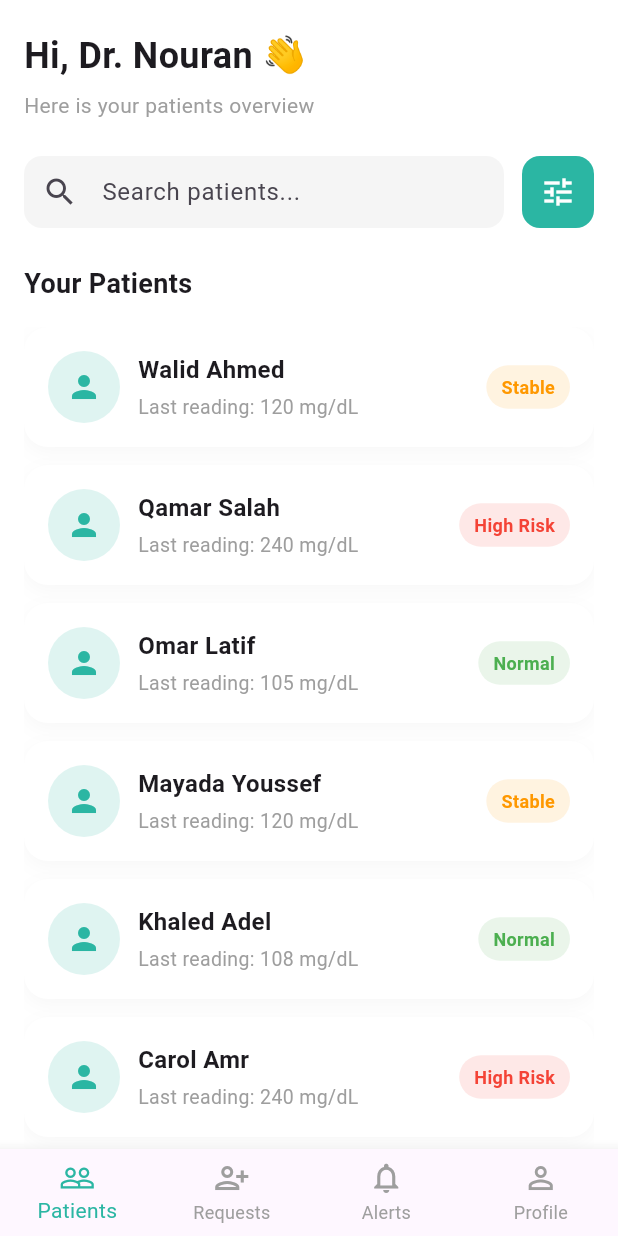
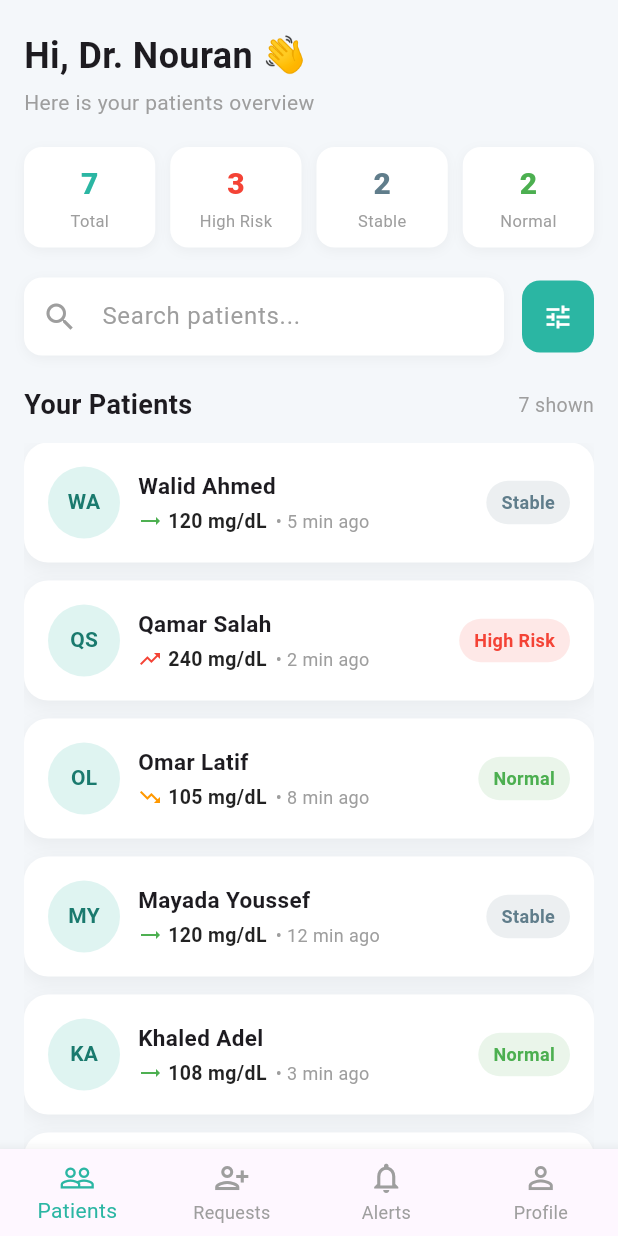
Before and after one commit to Nouran246/Glucora-Mobile-App, a Flutter app: the screen it shows after launch, on a phone screen of 412 x 824 dp. Run offline on Flutter 3.47's test engine with Material 3 defaults, Android fonts, the phone set to English and light mode, and no system bars.

Commit message:
refining dr homescreen

```diff
--- a/lib/features/doctor/screens/doctor_patients_screen.dart
+++ b/lib/features/doctor/screens/doctor_patients_screen.dart
@@ -1,11 +1,81 @@
 import 'package:flutter/material.dart';
 import 'patient_details_screen.dart';
-class DoctorPatientsScreen extends StatelessWidget {
+
+// ─── DATA MODEL ──────────────────────────────────────────────────────────────
+
+class _Patient {
+  final String name;
+  final String status;
+  final int glucoseValue;
+  final String lastReadingTime;
+  final String trend; // 'up', 'down', 'stable'
+
+  const _Patient({
+    required this.name,
+    required this.status,
+    required this.glucoseValue,
+    required this.lastReadingTime,
+    required this.trend,
+  });
+
+  String get lastReading => '$glucoseValue mg/dL';
+
+  String get initials {
+    final parts = name.trim().split(' ');
+    if (parts.length >= 2) {
+      return '${parts[0][0]}${parts[1][0]}'.toUpperCase();
+    }
+    return parts[0][0].toUpperCase();
+  }
+}
+
+// ─── SCREEN ──────────────────────────────────────────────────────────────────
+
+class DoctorPatientsScreen extends StatefulWidget {
   const DoctorPatientsScreen({super.key});
+
+  @override
+  State<DoctorPatientsScreen> createState() => _DoctorPatientsScreenState();
+}
+
+class _DoctorPatientsScreenState extends State<DoctorPatientsScreen> {
+  final TextEditingController _searchController = TextEditingController();
+  String _query = '';
+
+  final List<_Patient> _allPatients = const [
+    _Patient(name: 'Walid Ahmed',    status: 'Stable',    glucoseValue: 120, lastReadingTime: '5 min ago',  trend: 'stable'),
+    _Patient(name: 'Qamar Salah',    status: 'High Risk', glucoseValue: 240, lastReadingTime: '2 min ago',  trend: 'up'),
+    _Patient(name: 'Omar Latif',     status: 'Normal',    glucoseValue: 105, lastReadingTime: '8 min ago',  trend: 'down'),
+    _Patient(name: 'Mayada Youssef', status: 'Stable',    glucoseValue: 120, lastReadingTime: '12 min ago', trend: 'stable'),
+    _Patient(name: 'Khaled Adel',    status: 'Normal',    glucoseValue: 108, lastReadingTime: '3 min ago',  trend: 'stable'),
+    _Patient(name: 'Carol Amr',      status: 'High Risk', glucoseValue: 240, lastReadingTime: '1 min ago',  trend: 'up'),
+    _Patient(name: 'Rana Fathy',     status: 'High Risk', glucoseValue: 240, lastReadingTime: '7 min ago',  trend: 'up'),
+  ];
+
+  List<_Patient> get _filtered {
+    if (_query.isEmpty) return _allPatients;
+    return _allPatients
+        .where((p) => p.name.toLowerCase().contains(_query.toLowerCase()))
+        .toList();
+  }
+
+  int get _highRiskCount =>
+      _allPatients.where((p) => p.status == 'High Risk').length;
+  int get _stableCount =>
+      _allPatients.where((p) => p.status == 'Stable').length;
+  int get _normalCount =>
+      _allPatients.where((p) => p.status == 'Normal').length;
+
+  @override
+  void dispose() {
+    _searchController.dispose();
+    super.dispose();
+  }
 
   @override
   Widget build(BuildContext context) {
     return Scaffold(
+      backgroundColor: const Color(0xFFF4F7FA),
       body: SafeArea(
         child: Padding(
           padding: const EdgeInsets.symmetric(horizontal: 16),
@@ -14,118 +84,60 @@ class DoctorPatientsScreen extends StatelessWidget {
             children: [
               const SizedBox(height: 20),
 
-              // 🔹 Greeting
+              // Greeting
               const Text(
                 'Hi, Dr. Nouran 👋',
-                style: TextStyle(
-                  fontSize: 24,
-                  fontWeight: FontWeight.bold,
+                style: TextStyle(fontSize: 24, fontWeight: FontWeight.bold),
               ),
+              const SizedBox(height: 4),
+              const Text(
+                'Here is your patients overview',
+                style: TextStyle(fontSize: 14, color: Colors.grey),
               ),
 
-              const SizedBox(height: 6),
+              const SizedBox(height: 20),
 
+              // Summary stats row
+              _buildSummaryRow(),
+
+              const SizedBox(height: 20),
+
+              // Search + Filter
+              _buildSearchBar(),
+
+              const SizedBox(height: 20),
+
+              // List header
+              Row(
+                mainAxisAlignment: MainAxisAlignment.spaceBetween,
+                children: [
                   const Text(
-                'Here is your patients overview',
-                style: TextStyle(
-                  fontSize: 14,
-                  color: Colors.grey,
+                    'Your Patients',
+                    style: TextStyle(fontSize: 18, fontWeight: FontWeight.bold),
                   ),
-              ),
-
-              const SizedBox(height: 24),
-
-              // 🔹 Search + Filter Row
-              Row(
-                children: [
-                  // Search bar
-                  Expanded(
-                    child: Container(
-                      padding: const EdgeInsets.symmetric(horizontal: 12),
-                      decoration: BoxDecoration(
-                        color: Colors.grey.shade100,
-                        borderRadius: BorderRadius.circular(12),
-                      ),
-                      child: const TextField(
-                        decoration: InputDecoration(
-                          icon: Icon(Icons.search),
-                          hintText: 'Search patients...',
-                          border: InputBorder.none,
-                        ),
-                      ),
-                    ),
-                  ),
-
-                  const SizedBox(width: 12),
-
-                  // Filter button
-                  Container(
-                    padding: const EdgeInsets.all(12),
-                    decoration: BoxDecoration(
-                      color: const Color(0xFF2BB6A3),
-                      borderRadius: BorderRadius.circular(12),
-                    ),
-                    child: const Icon(
-                      Icons.tune,
-                      color: Colors.white,
-                    ),
+                  Text(
+                    '${_filtered.length} shown',
+                    style: const TextStyle(fontSize: 13, color: Colors.grey),
                   ),
                 ],
               ),
 
-              const SizedBox(height: 24),
+              const SizedBox(height: 12),
 
-              // 🔹 Patients list title
-              const Text(
-                'Your Patients',
-                style: TextStyle(
-                  fontSize: 18,
-                  fontWeight: FontWeight.bold,
+              // Patients list
+              Expanded(
+                child: _filtered.isEmpty
+                    ? const Center(
+                        child: Text(
+                          'No patients found.',
+                          style: TextStyle(color: Colors.grey),
                         ),
-              ),
-
-              const SizedBox(height: 16),
-
-              // 🔹 Mock patients list
-              Expanded(
-                child: ListView(
-                  children: const [
-                    _PatientCard(
-                      name: 'Walid Ahmed',
-                      status: 'Stable',
-                      lastReading: '120 mg/dL',
-                    ),
-                    _PatientCard(
-                      name: 'Qamar Salah',
-                      status: 'High Risk',
-                      lastReading: '240 mg/dL',
-                    ),
-                    _PatientCard(
-                      name: 'Omar Latif',
-                      status: 'Normal',
-                      lastReading: '105 mg/dL',
-                    ),
-                                        _PatientCard(
-                      name: 'Mayada Youssef',
-                      status: 'Stable',
-                      lastReading: '120 mg/dL',
-                    ),
-                                        _PatientCard(
-                      name: 'Khaled Adel',
-                      status: 'Normal',
-                      lastReading: '108 mg/dL',
-                    ),
-                                        _PatientCard(
-                      name: 'Carol Amr',
-                      status: 'High Risk',
-                      lastReading: '240 mg/dL',
-                    ),
-                                        _PatientCard(
-                      name: 'Rana Fathy',
-                      status: 'High Risk',
-                      lastReading: '240 mg/dL',
                       )
-                  ],
+                    : ListView.builder(
+                        physics: const ClampingScrollPhysics(),
+                        itemCount: _filtered.length,
+                        itemBuilder: (context, index) =>
+                            _PatientCard(patient: _filtered[index]),
                       ),
               ),
             ],
@@ -134,25 +146,130 @@ class DoctorPatientsScreen extends StatelessWidget {
       ),
     );
   }
+
+  Widget _buildSummaryRow() {
+    return Row(
+      children: [
+        _summaryChip('Total', '${_allPatients.length}', const Color(0xFF2BB6A3)),
+        const SizedBox(width: 10),
+        _summaryChip('High Risk', '$_highRiskCount', Colors.red),
+        const SizedBox(width: 10),
+        _summaryChip('Stable', '$_stableCount', Colors.blueGrey),
+        const SizedBox(width: 10),
+        _summaryChip('Normal', '$_normalCount', Colors.green),
+      ],
+    );
   }
 
-// ================= Patient Card =================
+  Widget _summaryChip(String label, String count, Color color) {
+    return Expanded(
+      child: Container(
+        padding: const EdgeInsets.symmetric(vertical: 10),
+        decoration: BoxDecoration(
+          color: Colors.white,
+          borderRadius: BorderRadius.circular(12),
+          boxShadow: [
+            BoxShadow(
+              color: Colors.black.withValues(alpha: 0.04),
+              blurRadius: 6,
+              offset: const Offset(0, 2),
+            ),
+          ],
+        ),
+        child: Column(
+          children: [
+            Text(
+              count,
+              style: TextStyle(
+                fontSize: 20,
+                fontWeight: FontWeight.w800,
+                color: color,
+              ),
+            ),
+            const SizedBox(height: 2),
+            Text(
+              label,
+              style: const TextStyle(fontSize: 11, color: Colors.grey),
+            ),
+          ],
+        ),
+      ),
+    );
+  }
+
+  Widget _buildSearchBar() {
+    return Row(
+      children: [
+        Expanded(
+          child: Container(
+            padding: const EdgeInsets.symmetric(horizontal: 12),
+            decoration: BoxDecoration(
+              color: Colors.white,
+              borderRadius: BorderRadius.circular(12),
+              boxShadow: [
+                BoxShadow(
+                  color: Colors.black.withValues(alpha: 0.04),
+                  blurRadius: 6,
+                  offset: const Offset(0, 2),
+                ),
+              ],
+            ),
+            child: TextField(
+              controller: _searchController,
+              onChanged: (val) => setState(() => _query = val),
+              decoration: const InputDecoration(
+                icon: Icon(Icons.search, color: Colors.grey),
+                hintText: 'Search patients...',
+                hintStyle: TextStyle(color: Colors.grey),
+                border: InputBorder.none,
+                contentPadding: EdgeInsets.symmetric(vertical: 14),
+              ),
+            ),
+          ),
+        ),
+        const SizedBox(width: 12),
+        Container(
+          padding: const EdgeInsets.all(14),
+          decoration: BoxDecoration(
+            color: const Color(0xFF2BB6A3),
+            borderRadius: BorderRadius.circular(12),
+          ),
+          child: const Icon(Icons.tune, color: Colors.white, size: 20),
+        ),
+      ],
+    );
+  }
+}
+
+// ─── PATIENT CARD ─────────────────────────────────────────────────────────────
 
 class _PatientCard extends StatelessWidget {
-  final String name;
-  final String status;
-  final String lastReading;
+  final _Patient patient;
 
-  const _PatientCard({
-    required this.name,
-    required this.status,
-    required this.lastReading,
-  });
+  const _PatientCard({required this.patient});
 
   Color _statusColor() {
-    if (status == 'High Risk') return Colors.red;
-    if (status == 'Stable') return Colors.orange;
+    switch (patient.status) {
+      case 'High Risk':
+        return Colors.red;
+      case 'Stable':
+        return Colors.blueGrey;
+      case 'Normal':
         return Colors.green;
+      default:
+        return Colors.grey;
+    }
+  }
+
+  Widget _trendIcon() {
+    switch (patient.trend) {
+      case 'up':
+        return const Icon(Icons.trending_up, color: Colors.red, size: 16);
+      case 'down':
+        return const Icon(Icons.trending_down, color: Colors.orange, size: 16);
+      default:
+        return const Icon(Icons.trending_flat, color: Colors.green, size: 16);
+    }
   }
 
   @override
@@ -162,7 +279,7 @@ class _PatientCard extends StatelessWidget {
         Navigator.push(
           context,
           MaterialPageRoute(
-        builder: (_) => PatientDetailsScreen(patientName: name),
+            builder: (_) => PatientDetailsScreen(patientName: patient.name),
           ),
         );
       },
@@ -174,7 +291,7 @@ class _PatientCard extends StatelessWidget {
           borderRadius: BorderRadius.circular(16),
           boxShadow: [
             BoxShadow(
-          color: Colors.grey.withValues(alpha: 0.08),
+              color: Colors.black.withValues(alpha: 0.05),
               blurRadius: 10,
               offset: const Offset(0, 4),
             ),
@@ -182,38 +299,63 @@ class _PatientCard extends StatelessWidget {
         ),
         child: Row(
           children: [
+            // Avatar with initials
             CircleAvatar(
               radius: 24,
               backgroundColor:
                   const Color(0xFF2BB6A3).withValues(alpha: 0.15),
-          child: const Icon(
-            Icons.person,
-            color: Color(0xFF2BB6A3),
+              child: Text(
+                patient.initials,
+                style: const TextStyle(
+                  color: Color(0xFF1A7A6E),
+                  fontWeight: FontWeight.bold,
+                  fontSize: 14,
                 ),
               ),
+            ),
+
             const SizedBox(width: 12),
+
+            // Name + reading + timestamp
             Expanded(
               child: Column(
                 crossAxisAlignment: CrossAxisAlignment.start,
                 children: [
                   Text(
-                name,
+                    patient.name,
                     style: const TextStyle(
                       fontWeight: FontWeight.bold,
-                  fontSize: 16,
+                      fontSize: 15,
                     ),
                   ),
                   const SizedBox(height: 4),
+                  Row(
+                    children: [
+                      _trendIcon(),
+                      const SizedBox(width: 4),
                       Text(
-                'Last reading: $lastReading',
+                        patient.lastReading,
+                        style: const TextStyle(
+                          color: Colors.black87,
+                          fontSize: 13,
+                          fontWeight: FontWeight.w600,
+                        ),
+                      ),
+                      const SizedBox(width: 6),
+                      Text(
+                        '• ${patient.lastReadingTime}',
                         style: const TextStyle(
                           color: Colors.grey,
-                  fontSize: 13,
+                          fontSize: 12,
                         ),
                       ),
                     ],
                   ),
+                ],
               ),
+            ),
+
+            // Status badge
             Container(
               padding:
                   const EdgeInsets.symmetric(horizontal: 10, vertical: 6),
@@ -222,7 +364,7 @@ class _PatientCard extends StatelessWidget {
                 borderRadius: BorderRadius.circular(20),
               ),
               child: Text(
-            status,
+                patient.status,
                 style: TextStyle(
                   color: _statusColor(),
                   fontWeight: FontWeight.w600,
```
Lines whose indentation alone changed are shown as unchanged.
